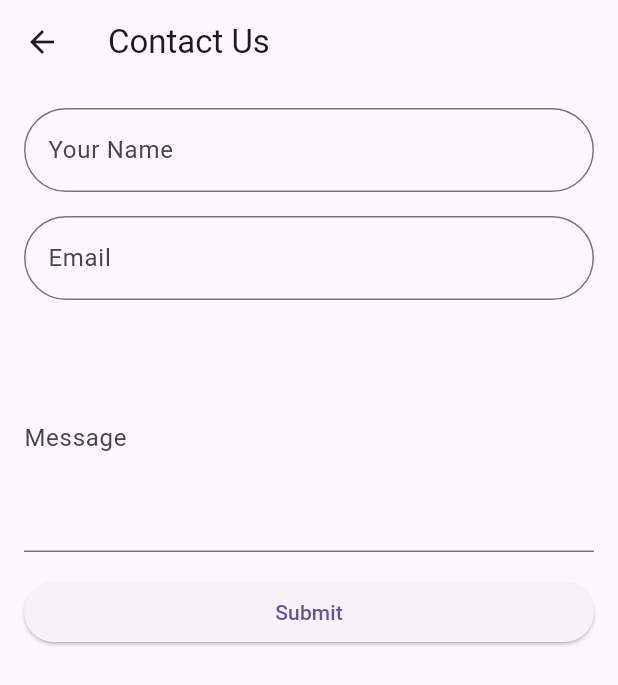
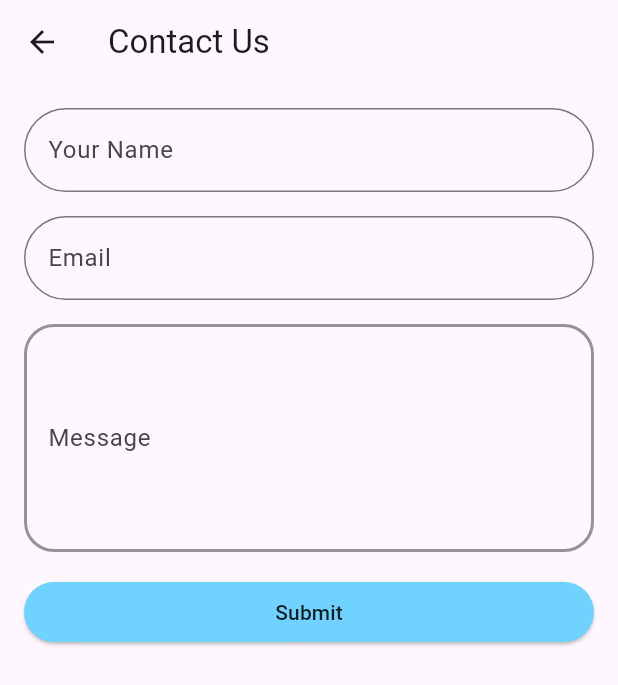
Before and after one commit to Tusharnp16/healthify, a Flutter app: the ContactUsPage screen opened directly, on a phone screen of 412 x 824 dp. Shown: the top 685 px of the screen. Run offline on Flutter 3.47's test engine with Material 3 defaults, Android fonts, the phone set to English and light mode, and no system bars; our stand-ins replace cloud_firestore, firebase_auth, firebase_core, firebase_storage, flutter_local_notifications, flutter_rating_bar and 9 more; missing offline and left inert: flutter_pdfview, razorpay_flutter; accounts and stored records are empty.

Commit message:
Bug REsolved

```diff
--- a/lib/contactus.dart
+++ b/lib/contactus.dart
@@ -30,13 +30,15 @@ class _ContactFormState extends State<ContactForm> {
 
   @override
   Widget build(BuildContext context) {
+    final textScaleFactor = MediaQuery.of(context).textScaleFactor;
     return Form(
       key: _formKey,
       child: Column(
         crossAxisAlignment: CrossAxisAlignment.stretch,
         children: [
           CircularTextField(
-            key: UniqueKey(), // Example of providing a unique key
+            key: UniqueKey(),
+            // Example of providing a unique key
             controller: _nameController,
             labelText: 'Your Name',
             validator: (value) {
@@ -47,7 +49,6 @@ class _ContactFormState extends State<ContactForm> {
             },
             keyboardType: TextInputType.text,
           ),
-
           SizedBox(height: 16.0),
           CircularTextField(
             controller: _emailController,
@@ -61,12 +62,28 @@ class _ContactFormState extends State<ContactForm> {
                 return 'Please enter a valid email';
               }
               return null;
-            }, key: UniqueKey(),
+            },
+            key: UniqueKey(),
           ),
           SizedBox(height: 16.0),
+
           TextFormField(
             controller: _messageController,
-            decoration: InputDecoration(labelText: 'Message'),
+            decoration: InputDecoration(
+              labelText: 'Message',
+              border: OutlineInputBorder(
+                borderRadius: BorderRadius.circular(40.0),
+                borderSide: BorderSide( color : Color.fromARGB(255, 111, 210, 255), width: 5.0),
+              ),
+              focusedBorder: OutlineInputBorder(
+                borderRadius: BorderRadius.circular(20.0),
+                borderSide: BorderSide(color : Color.fromARGB(255, 111, 210, 255), width: 2.0),
+              ),
+              enabledBorder: OutlineInputBorder(
+                borderRadius: BorderRadius.circular(20.0),
+                borderSide: BorderSide(color: Color.fromARGB(255, 148, 148, 148), width: 2.0),
+              ),
+            ),
             maxLines: 5,
             validator: (value) {
               if (value!.isEmpty) {
@@ -77,6 +94,13 @@ class _ContactFormState extends State<ContactForm> {
           ),
           SizedBox(height: 16.0),
           ElevatedButton(
+            style: ElevatedButton.styleFrom(
+              foregroundColor: Colors.black87,
+              backgroundColor: Color.fromARGB(255, 111, 210, 255),
+              shape: RoundedRectangleBorder(
+                borderRadius: BorderRadius.circular(33.3 * textScaleFactor),
+              ),
+            ),
             onPressed: () {
               if (_formKey.currentState!.validate()) {
                 _submitForm();
--- a/lib/login.dart
+++ b/lib/login.dart
@@ -19,8 +19,10 @@ class loginscreen extends StatefulWidget {
 }
 
 class _loginscreenState extends State<loginscreen> {
+
   TextEditingController emailcontroller = TextEditingController();
   TextEditingController passwordcontroller = TextEditingController();
+  static String? globalPhoneNumber = "tony";
 
   String? _emailErr;
   String? _passwordErr;
--- a/lib/profile.dart
+++ b/lib/profile.dart
@@ -5,11 +5,13 @@ import 'package:get/get.dart';
 import 'package:get/get_core/src/get_main.dart';
 import 'package:get/get_state_manager/src/rx_flutter/rx_obx_widget.dart';
 import 'config/util.dart';
+import 'login.dart';
 
 class Profile extends StatelessWidget {
   final String userId;
+  String? phn=globalPhoneNumber?.substring(3);
 
-  Profile({required this.userId});
+  Profile({required this.userId});z
   final controller = Get.put(ImagePickerController());
   @override
   Widget build(BuildContext context) {
```
